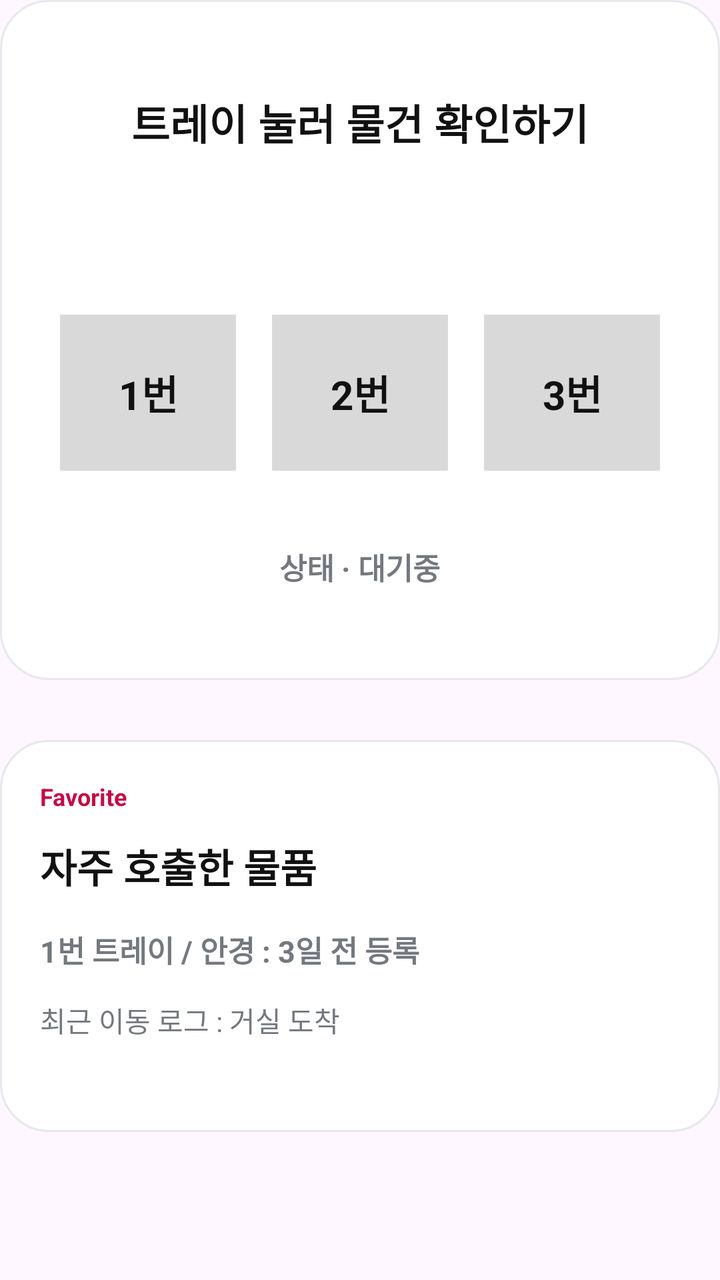
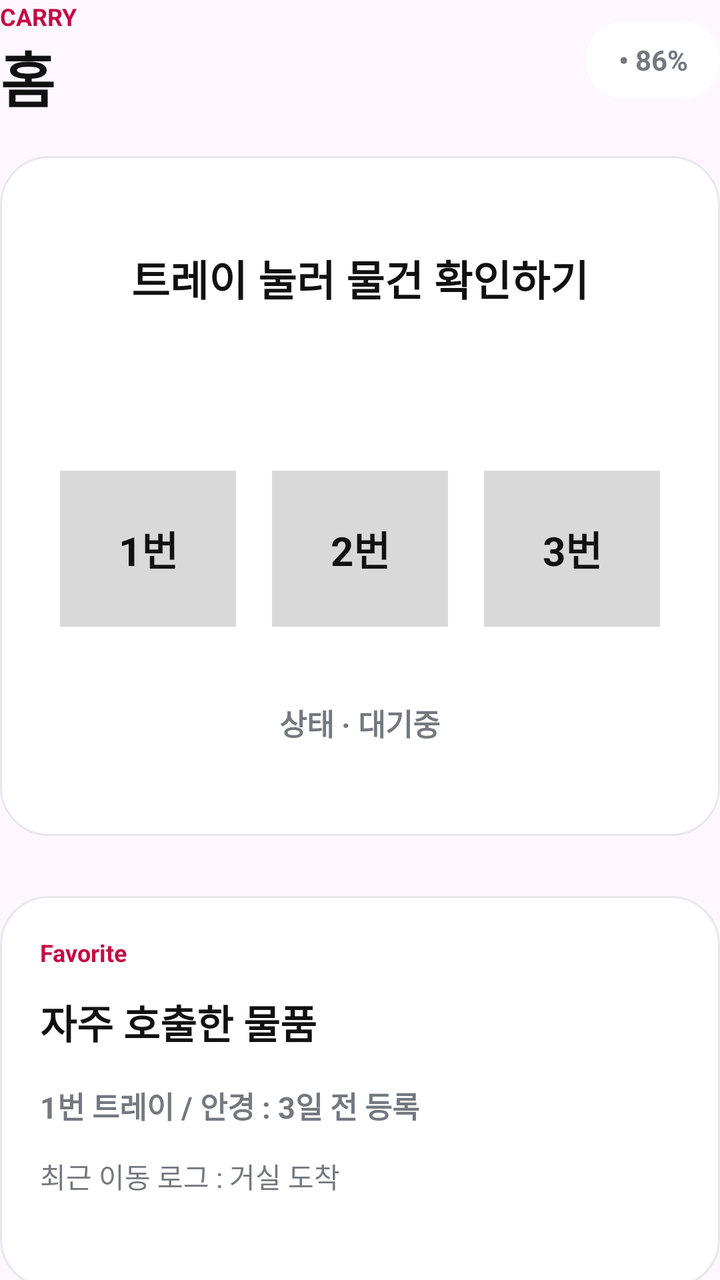

The first picture is an Android layout as it rendered before a commit; the second is the same layout after the commit. The layout source and the unified diff follow.
<!-- AndroidManifest.xml: application theme Theme.DX_carry -->
<!-- res/layout/screen_home.xml -->
<?xml version="1.0" encoding="utf-8"?>
<LinearLayout xmlns:android="http://schemas.android.com/apk/res/android"
    android:layout_width="match_parent"
    android:layout_height="wrap_content"
    android:layout_marginTop="18dp"
    android:orientation="vertical">

    <LinearLayout
        android:layout_width="match_parent"
        android:layout_height="340dp"
        android:background="@drawable/bg_card"
        android:gravity="center"
        android:orientation="vertical"
        android:padding="24dp">

        <TextView
            android:layout_width="wrap_content"
            android:layout_height="wrap_content"
            android:text="트레이 눌러 물건 확인하기"
            android:textColor="#111111"
            android:textSize="21sp"
            android:textStyle="bold" />

        <LinearLayout
            android:layout_width="match_parent"
            android:layout_height="96dp"
            android:layout_marginTop="72dp"
            android:gravity="center"
            android:orientation="horizontal">

            <TextView
                android:layout_width="88dp"
                android:layout_height="78dp"
                android:background="@drawable/bg_tray_button"
                android:gravity="center"
                android:text="1번"
                android:textColor="#111111"
                android:textSize="20sp"
                android:textStyle="bold" />

            <TextView
                android:layout_width="88dp"
                android:layout_height="78dp"
                android:layout_marginStart="18dp"
                android:background="@drawable/bg_tray_button"
                android:gravity="center"
                android:text="2번"
                android:textColor="#111111"
                android:textSize="20sp"
                android:textStyle="bold" />

            <TextView
                android:layout_width="88dp"
                android:layout_height="78dp"
                android:layout_marginStart="18dp"
                android:background="@drawable/bg_tray_button"
                android:gravity="center"
                android:text="3번"
                android:textColor="#111111"
                android:textSize="20sp"
                android:textStyle="bold" />
        </LinearLayout>

        <TextView
            android:layout_width="wrap_content"
            android:layout_height="wrap_content"
            android:layout_marginTop="28dp"
            android:text="상태 · 대기중"
            android:textColor="#74787F"
            android:textSize="15sp"
            android:textStyle="bold" />
    </LinearLayout>

    <LinearLayout
        android:layout_width="match_parent"
        android:layout_height="196dp"
        android:layout_marginTop="30dp"
        android:background="@drawable/bg_card"
        android:orientation="vertical"
        android:padding="20dp">

        <TextView
            android:layout_width="wrap_content"
            android:layout_height="wrap_content"
            android:text="Favorite"
            android:textColor="#C30B45"
            android:textSize="12sp"
            android:textStyle="bold" />

        <TextView
            android:layout_width="wrap_content"
            android:layout_height="wrap_content"
            android:layout_marginTop="12dp"
            android:text="자주 호출한 물품"
            android:textColor="#111111"
            android:textSize="20sp"
            android:textStyle="bold" />

        <TextView
            android:layout_width="match_parent"
            android:layout_height="wrap_content"
            android:layout_marginTop="16dp"
            android:text="1번 트레이 / 안경 : 3일 전 등록"
            android:textColor="#74787F"
            android:textSize="15sp"
            android:textStyle="bold" />

        <TextView
            android:layout_width="match_parent"
            android:layout_height="wrap_content"
            android:layout_marginTop="14dp"
            android:text="최근 이동 로그 : 거실 도착"
            android:textColor="#74787F"
            android:textSize="14sp" />
    </LinearLayout>
</LinearLayout>
<!-- resources referenced by this layout -->
<resources>
  <!-- drawable bg_card (drawable) -->
  <?xml version="1.0" encoding="utf-8"?>
  <shape xmlns:android="http://schemas.android.com/apk/res/android">
      <solid android:color="#FFFFFF" />
      <corners android:radius="24dp" />
      <stroke
          android:width="1dp"
          android:color="#E6E8EC" />
  </shape>
  <!-- drawable bg_tray_button (drawable) -->
  <?xml version="1.0" encoding="utf-8"?>
  <shape xmlns:android="http://schemas.android.com/apk/res/android">
      <solid android:color="#D9D9D9" />
      <corners android:radius="0dp" />
  </shape>
  <style name="Theme.DX_carry" parent="Base.Theme.DX_carry" />
  <style name="Base.Theme.DX_carry" parent="Theme.Material3.DayNight.NoActionBar">
          
          
      </style>
</resources>

<!-- the commit's change to res/layout/screen_home.xml (unified diff, before → after) -->
@@ -2,8 +2,50 @@
 <LinearLayout xmlns:android="http://schemas.android.com/apk/res/android"
     android:layout_width="match_parent"
     android:layout_height="wrap_content"
-    android:layout_marginTop="18dp"
     android:orientation="vertical">
+
+    <LinearLayout
+        android:layout_width="match_parent"
+        android:layout_height="wrap_content"
+        android:layout_marginBottom="18dp"
+        android:gravity="center_vertical"
+        android:orientation="horizontal">
+
+        <LinearLayout
+            android:layout_width="0dp"
+            android:layout_height="wrap_content"
+            android:layout_weight="1"
+            android:orientation="vertical">
+
+            <TextView
+                android:layout_width="wrap_content"
+                android:layout_height="wrap_content"
+                android:text="CARRY"
+                android:textColor="#C30B45"
+                android:textSize="12sp"
+                android:textStyle="bold" />
+
+            <TextView
+                android:layout_width="wrap_content"
+                android:layout_height="wrap_content"
+                android:text="홈"
+                android:textColor="#111111"
+                android:textSize="30sp"
+                android:textStyle="bold" />
+        </LinearLayout>
+
+        <TextView
+            android:layout_width="wrap_content"
+            android:layout_height="38dp"
+            android:background="@drawable/bg_pill"
+            android:gravity="center"
+            android:paddingStart="16dp"
+            android:paddingEnd="16dp"
+            android:text="• 86%"
+            android:textColor="#74787F"
+            android:textSize="14sp"
+            android:textStyle="bold" />
+    </LinearLayout>
 
     <LinearLayout
         android:layout_width="match_parent"
<!-- resource entries referenced after the edit -->
@@ -8,6 +8,12 @@
       <stroke
           android:width="1dp"
           android:color="#E6E8EC" />
+  </shape>
+  <!-- drawable bg_pill (drawable) -->
+  <?xml version="1.0" encoding="utf-8"?>
+  <shape xmlns:android="http://schemas.android.com/apk/res/android">
+      <solid android:color="#FFFFFF" />
+      <corners android:radius="18dp" />
   </shape>
   <!-- drawable bg_tray_button (drawable) -->
   <?xml version="1.0" encoding="utf-8"?>
